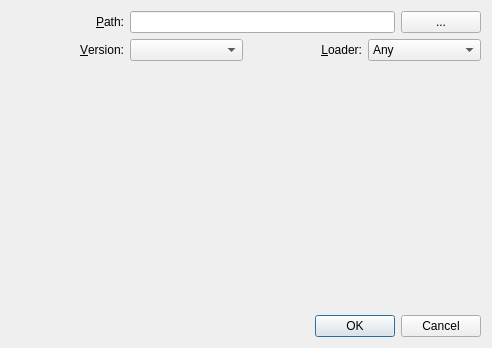
The window that src/ui/localmodbrowsersettingsdialog.ui (kaniol-lck/modmanager) describes before a commit, drawn with Qt 5.
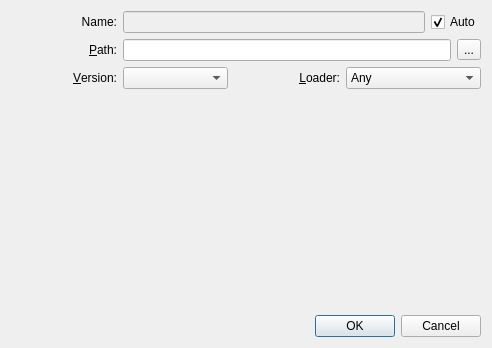
The same window after the commit.

What changed in the file:
```diff
--- a/src/ui/localmodbrowsersettingsdialog.ui
+++ b/src/ui/localmodbrowsersettingsdialog.ui
@@ -13,59 +13,73 @@
   <property name="windowTitle">
    <string>Mod Directory Settings</string>
   </property>
+  <layout class="QGridLayout" name="gridLayout_2">
+   <item row="0" column="0">
   <layout class="QGridLayout" name="gridLayout">
-   <item row="1" column="1">
-    <widget class="QComboBox" name="versionSelect"/>
-   </item>
-   <item row="0" column="1" colspan="3">
+     <item row="0" column="0">
+      <widget class="QLabel" name="label_4">
+       <property name="text">
+        <string>Name:</string>
+       </property>
+       <property name="alignment">
+        <set>Qt::AlignRight|Qt::AlignTrailing|Qt::AlignVCenter</set>
+       </property>
+       <property name="buddy">
+        <cstring>nameText</cstring>
+       </property>
+      </widget>
+     </item>
+     <item row="0" column="1" colspan="4">
     <layout class="QHBoxLayout" name="horizontalLayout">
      <item>
+        <widget class="QLineEdit" name="nameText">
+         <property name="enabled">
+          <bool>false</bool>
+         </property>
+        </widget>
+       </item>
+       <item>
+        <widget class="QCheckBox" name="useAutoName">
+         <property name="text">
+          <string>Auto</string>
+         </property>
+         <property name="checked">
+          <bool>true</bool>
+         </property>
+        </widget>
+       </item>
+      </layout>
+     </item>
+     <item row="1" column="0">
+      <widget class="QLabel" name="label">
+       <property name="sizePolicy">
+        <sizepolicy hsizetype="Minimum" vsizetype="Preferred">
+         <horstretch>0</horstretch>
+         <verstretch>0</verstretch>
+        </sizepolicy>
+       </property>
+       <property name="text">
+        <string>&amp;Path:</string>
+       </property>
+       <property name="alignment">
+        <set>Qt::AlignRight|Qt::AlignTrailing|Qt::AlignVCenter</set>
+       </property>
+       <property name="buddy">
+        <cstring>modsDirText</cstring>
+       </property>
+      </widget>
+     </item>
+     <item row="1" column="1" colspan="3">
       <widget class="QLineEdit" name="modsDirText"/>
      </item>
-     <item>
-      <widget class="QPushButton" name="modDirButton">
+     <item row="1" column="4">
+      <widget class="QToolButton" name="modDirButton">
        <property name="text">
         <string>...</string>
        </property>
       </widget>
      </item>
-    </layout>
-   </item>
-   <item row="3" column="0" colspan="4">
-    <widget class="QDialogButtonBox" name="buttonBox">
-     <property name="orientation">
-      <enum>Qt::Horizontal</enum>
-     </property>
-     <property name="standardButtons">
-      <set>QDialogButtonBox::Cancel|QDialogButtonBox::Ok</set>
-     </property>
-    </widget>
-   </item>
-   <item row="1" column="3">
-    <widget class="QComboBox" name="loaderSelect">
-     <item>
-      <property name="text">
-       <string>Any</string>
-      </property>
-     </item>
-     <item>
-      <property name="text">
-       <string>Fabric</string>
-      </property>
-     </item>
-     <item>
-      <property name="text">
-       <string>Forge</string>
-      </property>
-     </item>
-     <item>
-      <property name="text">
-       <string>Rift</string>
-      </property>
-     </item>
-    </widget>
-   </item>
-   <item row="1" column="0">
+     <item row="2" column="0">
     <widget class="QLabel" name="label_2">
      <property name="sizePolicy">
       <sizepolicy hsizetype="Minimum" vsizetype="Preferred">
@@ -84,26 +98,10 @@
      </property>
     </widget>
    </item>
-   <item row="0" column="0">
-    <widget class="QLabel" name="label">
-     <property name="sizePolicy">
-      <sizepolicy hsizetype="Minimum" vsizetype="Preferred">
-       <horstretch>0</horstretch>
-       <verstretch>0</verstretch>
-      </sizepolicy>
-     </property>
-     <property name="text">
-      <string>&amp;Path:</string>
-     </property>
-     <property name="alignment">
-      <set>Qt::AlignRight|Qt::AlignTrailing|Qt::AlignVCenter</set>
-     </property>
-     <property name="buddy">
-      <cstring>modsDirText</cstring>
-     </property>
-    </widget>
-   </item>
-   <item row="1" column="2">
+     <item row="2" column="1">
+      <widget class="QComboBox" name="versionSelect"/>
+     </item>
+     <item row="2" column="2">
     <widget class="QLabel" name="label_3">
      <property name="sizePolicy">
       <sizepolicy hsizetype="Minimum" vsizetype="Preferred">
@@ -122,7 +120,33 @@
      </property>
     </widget>
    </item>
-   <item row="2" column="1">
+     <item row="2" column="3" colspan="2">
+      <widget class="QComboBox" name="loaderSelect">
+       <item>
+        <property name="text">
+         <string>Any</string>
+        </property>
+       </item>
+       <item>
+        <property name="text">
+         <string>Fabric</string>
+        </property>
+       </item>
+       <item>
+        <property name="text">
+         <string>Forge</string>
+        </property>
+       </item>
+       <item>
+        <property name="text">
+         <string>Rift</string>
+        </property>
+       </item>
+      </widget>
+     </item>
+    </layout>
+   </item>
+   <item row="1" column="0">
     <spacer name="verticalSpacer">
      <property name="orientation">
       <enum>Qt::Vertical</enum>
@@ -135,6 +159,16 @@
      </property>
     </spacer>
    </item>
+   <item row="2" column="0">
+    <widget class="QDialogButtonBox" name="buttonBox">
+     <property name="orientation">
+      <enum>Qt::Horizontal</enum>
+     </property>
+     <property name="standardButtons">
+      <set>QDialogButtonBox::Cancel|QDialogButtonBox::Ok</set>
+     </property>
+    </widget>
+   </item>
   </layout>
  </widget>
  <resources/>
```
Lines whose indentation alone changed are shown as unchanged.
